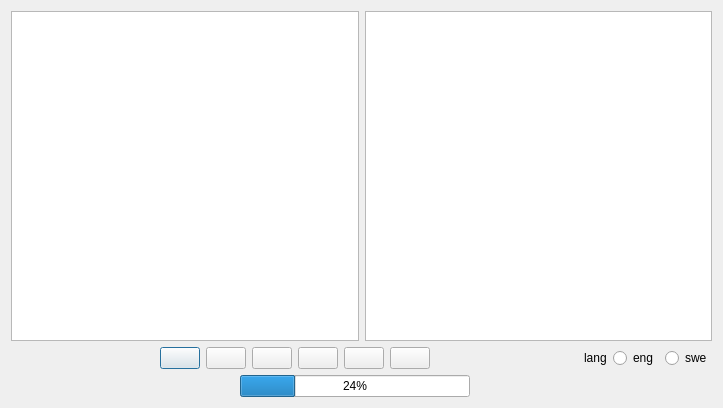
First picture: the form in Learn_Words_App_0_0_1/userlearns.ui, repository Sautenko-Andrey/learn_words_app, before the edit.
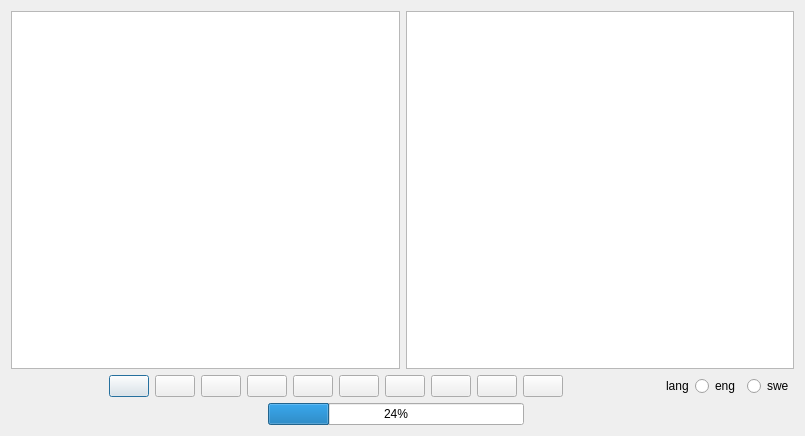
Second picture: the form after the edit.

Diff of the .ui file:
```diff
--- a/Learn_Words_App_0_0_1/userlearns.ui
+++ b/Learn_Words_App_0_0_1/userlearns.ui
@@ -6,8 +6,8 @@
    <rect>
     <x>0</x>
     <y>0</y>
-    <width>723</width>
-    <height>408</height>
+    <width>805</width>
+    <height>436</height>
    </rect>
   </property>
   <property name="windowTitle">
@@ -23,6 +23,7 @@
          <property name="font">
           <font>
            <pointsize>14</pointsize>
+           <italic>false</italic>
            <bold>true</bold>
           </font>
          </property>
@@ -33,6 +34,7 @@
          <property name="font">
           <font>
            <pointsize>14</pointsize>
+           <italic>false</italic>
            <bold>true</bold>
           </font>
          </property>
@@ -41,7 +43,7 @@
       </layout>
      </item>
      <item>
-      <layout class="QHBoxLayout" name="horizontalLayout_2">
+      <layout class="QHBoxLayout" name="horizontalLayout_4">
        <item>
         <spacer name="horizontalSpacer_4">
          <property name="orientation">
@@ -49,13 +51,15 @@
          </property>
          <property name="sizeHint" stdset="0">
           <size>
-           <width>40</width>
+           <width>28</width>
            <height>20</height>
           </size>
          </property>
         </spacer>
        </item>
        <item>
+        <layout class="QHBoxLayout" name="horizontalLayout_2">
+         <item>
         <widget class="QPushButton" name="statsButton">
          <property name="text">
           <string/>
@@ -110,13 +114,49 @@
         </widget>
        </item>
        <item>
+          <widget class="QPushButton" name="helpButton">
+           <property name="text">
+            <string/>
+           </property>
+           <property name="shortcut">
+            <string>Ctrl+H</string>
+           </property>
+          </widget>
+         </item>
+         <item>
+          <widget class="QPushButton" name="clearButton">
+           <property name="text">
+            <string/>
+           </property>
+           <property name="shortcut">
+            <string>Ctrl+D</string>
+           </property>
+          </widget>
+         </item>
+         <item>
+          <widget class="QPushButton" name="fontUpButton">
+           <property name="text">
+            <string/>
+           </property>
+          </widget>
+         </item>
+         <item>
+          <widget class="QPushButton" name="fontDownButton">
+           <property name="text">
+            <string/>
+           </property>
+          </widget>
+         </item>
+        </layout>
+       </item>
+       <item>
         <spacer name="horizontalSpacer_2">
          <property name="orientation">
           <enum>Qt::Horizontal</enum>
          </property>
          <property name="sizeHint" stdset="0">
           <size>
-           <width>40</width>
+           <width>18</width>
            <height>20</height>
           </size>
          </property>
```
Lines whose indentation alone changed are shown as unchanged.
